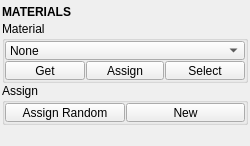
Old version of the form tentacle/ui/materials.ui in the repository m3trik/tentacle.
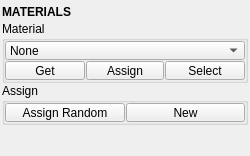
New version of the form. Custom widgets are drawn as their Qt base class.

The edit to the form file:
```diff
--- a/tentacle/ui/materials.ui
+++ b/tentacle/ui/materials.ui
@@ -289,10 +289,13 @@
         <property name="orientation">
          <enum>Qt::Vertical</enum>
         </property>
+        <property name="sizeType">
+         <enum>QSizePolicy::Fixed</enum>
+        </property>
         <property name="sizeHint" stdset="0">
          <size>
           <width>20</width>
-          <height>40</height>
+          <height>10</height>
          </size>
         </property>
        </spacer>
```
Left out of the diff: 12 changed lines with no effect on the pictures.
